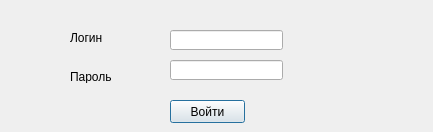
This is ui.ui in keregan/Active_staff_motivation_qt as Qt 5 draws it before an edit. The edited form follows.
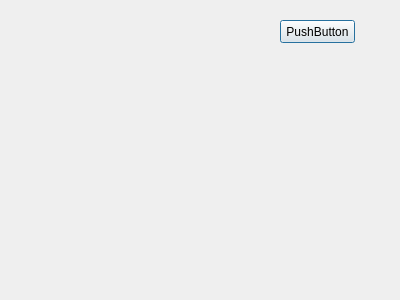
This is the edited form.

Diff of the .ui file:
```diff
--- a/ui.ui
+++ b/ui.ui
@@ -6,70 +6,24 @@
    <rect>
     <x>0</x>
     <y>0</y>
-    <width>433</width>
-    <height>132</height>
+    <width>400</width>
+    <height>300</height>
    </rect>
   </property>
   <property name="windowTitle">
    <string>Dialog</string>
   </property>
-  <widget class="QLabel" name="label">
-   <property name="geometry">
-    <rect>
-     <x>70</x>
-     <y>30</y>
-     <width>47</width>
-     <height>16</height>
-    </rect>
-   </property>
-   <property name="text">
-    <string>Логин</string>
-   </property>
-  </widget>
-  <widget class="QLabel" name="label_2">
-   <property name="geometry">
-    <rect>
-     <x>70</x>
-     <y>70</y>
-     <width>47</width>
-     <height>13</height>
-    </rect>
-   </property>
-   <property name="text">
-    <string>Пароль</string>
-   </property>
-  </widget>
   <widget class="QPushButton" name="pushButton">
    <property name="geometry">
     <rect>
-     <x>170</x>
-     <y>100</y>
+     <x>280</x>
+     <y>20</y>
      <width>75</width>
      <height>23</height>
     </rect>
    </property>
    <property name="text">
-    <string>Войти</string>
-   </property>
-  </widget>
-  <widget class="QLineEdit" name="lineEdit">
-   <property name="geometry">
-    <rect>
-     <x>170</x>
-     <y>30</y>
-     <width>113</width>
-     <height>20</height>
-    </rect>
-   </property>
-  </widget>
-  <widget class="QLineEdit" name="lineEdit_2">
-   <property name="geometry">
-    <rect>
-     <x>170</x>
-     <y>60</y>
-     <width>113</width>
-     <height>20</height>
-    </rect>
+    <string>PushButton</string>
    </property>
   </widget>
  </widget>
```
